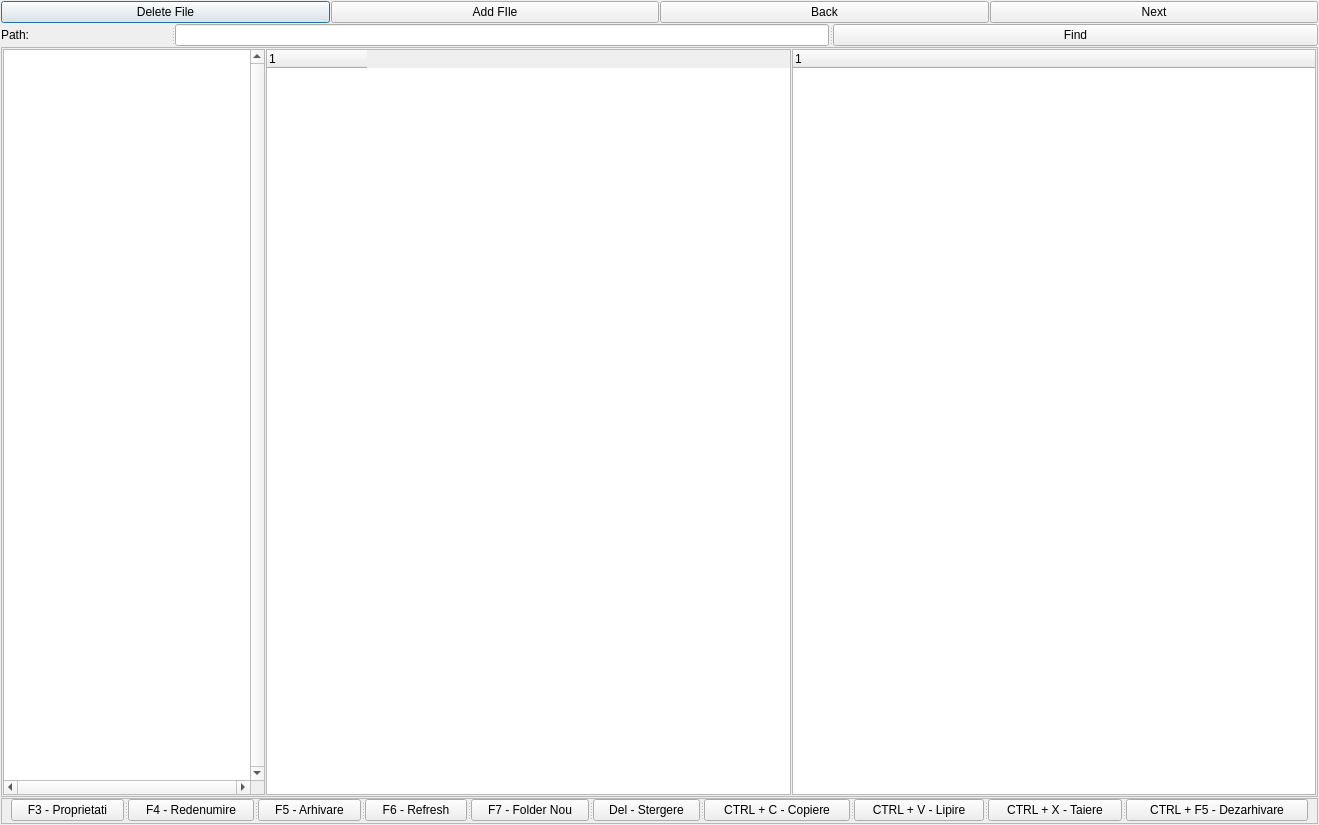
This is TotalCommander/Display.ui in dmn223/TotalCommander as Qt 5 draws it before an edit. The edited form follows.
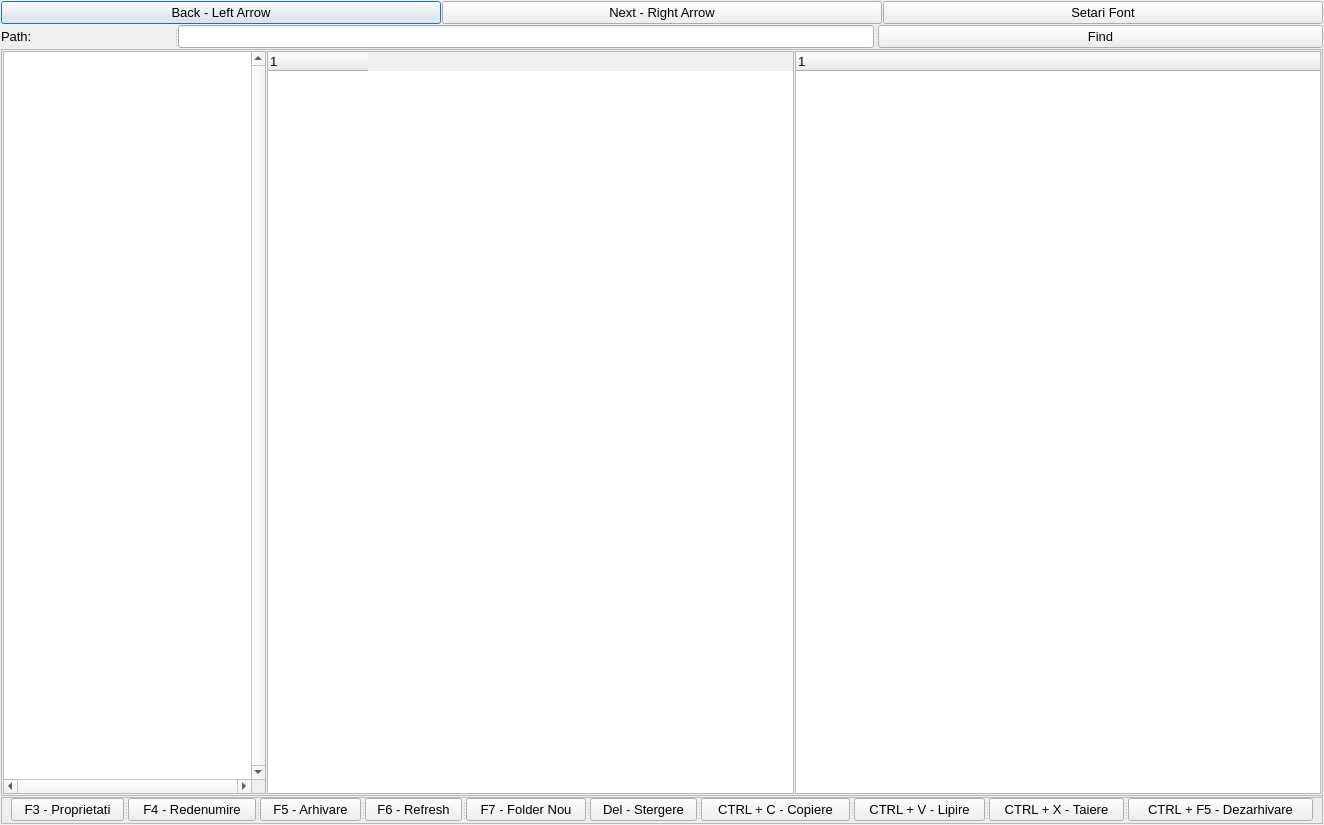
This is the edited form.

Commit message: setari font

Patch:
```diff
--- a/TotalCommander/Display.ui
+++ b/TotalCommander/Display.ui
@@ -6,7 +6,7 @@
    <rect>
     <x>0</x>
     <y>0</y>
-    <width>1319</width>
+    <width>1324</width>
     <height>825</height>
    </rect>
   </property>
@@ -31,31 +31,45 @@
    </property>
    <item>
     <layout class="QHBoxLayout" name="horizontalLayout">
-     <item>
-      <widget class="QPushButton" name="DelButton">
-       <property name="text">
-        <string>Delete File</string>
-       </property>
-      </widget>
-     </item>
-     <item>
-      <widget class="QPushButton" name="AddButton">
-       <property name="text">
-        <string>Add FIle</string>
-       </property>
-      </widget>
-     </item>
      <item>
       <widget class="QPushButton" name="BackButton">
+       <property name="font">
+        <font>
+         <family>Microsoft Sans Serif</family>
+         <pointsize>10</pointsize>
+         <bold>false</bold>
+        </font>
+       </property>
        <property name="text">
-        <string>Back</string>
+        <string>Back - Left Arrow</string>
        </property>
       </widget>
      </item>
      <item>
       <widget class="QPushButton" name="NextButton">
+       <property name="font">
+        <font>
+         <family>Microsoft Sans Serif</family>
+         <pointsize>10</pointsize>
+         <bold>false</bold>
+        </font>
+       </property>
        <property name="text">
-        <string>Next</string>
+        <string>Next - Right Arrow</string>
+       </property>
+      </widget>
+     </item>
+     <item>
+      <widget class="QPushButton" name="SettingsButton">
+       <property name="font">
+        <font>
+         <family>Microsoft Sans Serif</family>
+         <pointsize>10</pointsize>
+         <bold>false</bold>
+        </font>
+       </property>
+       <property name="text">
+        <string>Setari Font</string>
        </property>
       </widget>
      </item>
@@ -63,16 +77,45 @@
    </item>
    <item>
     <widget class="QSplitter" name="splitter">
+     <property name="font">
+      <font>
+       <family>Microsoft Sans Serif</family>
+       <pointsize>10</pointsize>
+       <bold>false</bold>
+      </font>
+     </property>
      <property name="orientation">
       <enum>Qt::Horizontal</enum>
      </property>
      <widget class="QLabel" name="label1">
+      <property name="font">
+       <font>
+        <family>Microsoft Sans Serif</family>
+        <pointsize>10</pointsize>
+        <bold>false</bold>
+       </font>
+      </property>
       <property name="text">
        <string>Path:</string>
       </property>
      </widget>
-     <widget class="QLineEdit" name="lineEdit"/>
+     <widget class="QLineEdit" name="lineEdit">
+      <property name="font">
+       <font>
+        <family>Microsoft Sans Serif</family>
+        <pointsize>10</pointsize>
+        <bold>false</bold>
+       </font>
+      </property>
+     </widget>
      <widget class="QPushButton" name="FindPathButton">
+      <property name="font">
+       <font>
+        <family>Microsoft Sans Serif</family>
+        <pointsize>10</pointsize>
+        <bold>false</bold>
+       </font>
+      </property>
       <property name="text">
        <string>Find</string>
       </property>
@@ -81,6 +124,13 @@
    </item>
    <item>
     <widget class="QFrame" name="frame_2">
+     <property name="font">
+      <font>
+       <family>Microsoft Sans Serif</family>
+       <pointsize>10</pointsize>
+       <bold>false</bold>
+      </font>
+     </property>
      <property name="frameShape">
       <enum>QFrame::StyledPanel</enum>
      </property>
@@ -105,6 +155,13 @@
       </property>
       <item>
        <widget class="QTreeView" name="PanelTree">
+        <property name="font">
+         <font>
+          <family>Microsoft Sans Serif</family>
+          <pointsize>10</pointsize>
+          <bold>false</bold>
+         </font>
+        </property>
         <property name="verticalScrollBarPolicy">
          <enum>Qt::ScrollBarAlwaysOn</enum>
         </property>
@@ -121,6 +178,13 @@
       </item>
       <item>
        <widget class="QTreeWidget" name="LeftTree">
+        <property name="font">
+         <font>
+          <family>Microsoft Sans Serif</family>
+          <pointsize>10</pointsize>
+          <bold>false</bold>
+         </font>
+        </property>
         <property name="animated">
          <bool>false</bool>
         </property>
@@ -136,6 +200,13 @@
       </item>
       <item>
        <widget class="QTreeWidget" name="RightTree">
+        <property name="font">
+         <font>
+          <family>Microsoft Sans Serif</family>
+          <pointsize>10</pointsize>
+          <bold>false</bold>
+         </font>
+        </property>
         <property name="lineWidth">
          <number>4</number>
         </property>
@@ -151,6 +222,13 @@
    </item>
    <item>
     <widget class="QFrame" name="frame">
+     <property name="font">
+      <font>
+       <family>Microsoft Sans Serif</family>
+       <pointsize>10</pointsize>
+       <bold>false</bold>
+      </font>
+     </property>
      <property name="frameShape">
       <enum>QFrame::StyledPanel</enum>
      </property>
@@ -169,55 +247,132 @@
       </property>
       <item>
        <widget class="QSplitter" name="splitter_2">
+        <property name="font">
+         <font>
+          <family>Microsoft Sans Serif</family>
+          <pointsize>10</pointsize>
+          <bold>false</bold>
+         </font>
+        </property>
         <property name="orientation">
          <enum>Qt::Horizontal</enum>
         </property>
         <widget class="QPushButton" name="pushButton">
+         <property name="font">
+          <font>
+           <family>Microsoft Sans Serif</family>
+           <pointsize>10</pointsize>
+           <bold>false</bold>
+          </font>
+         </property>
          <property name="text">
           <string>F3 - Proprietati</string>
          </property>
         </widget>
         <widget class="QPushButton" name="pushButton_2">
+         <property name="font">
+          <font>
+           <family>Microsoft Sans Serif</family>
+           <pointsize>10</pointsize>
+           <bold>false</bold>
+          </font>
+         </property>
          <property name="text">
           <string>F4 - Redenumire</string>
          </property>
         </widget>
         <widget class="QPushButton" name="pushButton_3">
+         <property name="font">
+          <font>
+           <family>Microsoft Sans Serif</family>
+           <pointsize>10</pointsize>
+           <bold>false</bold>
+          </font>
+         </property>
          <property name="text">
           <string>F5 - Arhivare</string>
          </property>
         </widget>
         <widget class="QPushButton" name="pushButton_4">
+         <property name="font">
+          <font>
+           <family>Microsoft Sans Serif</family>
+           <pointsize>10</pointsize>
+           <bold>false</bold>
+          </font>
+         </property>
          <property name="text">
           <string>F6 - Refresh</string>
          </property>
         </widget>
         <widget class="QPushButton" name="pushButton_5">
+         <property name="font">
+          <font>
+           <family>Microsoft Sans Serif</family>
+           <pointsize>10</pointsize>
+           <bold>false</bold>
+          </font>
+         </property>
          <property name="text">
           <string>F7 - Folder Nou</string>
          </property>
         </widget>
         <widget class="QPushButton" name="pushButton_6">
+         <property name="font">
+          <font>
+           <family>Microsoft Sans Serif</family>
+           <pointsize>10</pointsize>
+           <bold>false</bold>
+          </font>
+         </property>
          <property name="text">
           <string>Del - Stergere</string>
          </property>
         </widget>
         <widget class="QPushButton" name="pushButton_7">
+         <property name="font">
+          <font>
+           <family>Microsoft Sans Serif</family>
+           <pointsize>10</pointsize>
+           <bold>false</bold>
+          </font>
+         </property>
          <property name="text">
           <string>CTRL + C - Copiere</string>
          </property>
         </widget>
         <widget class="QPushButton" name="pushButton_8">
+         <property name="font">
+          <font>
+           <family>Microsoft Sans Serif</family>
+           <pointsize>10</pointsize>
+           <bold>false</bold>
+          </font>
+         </property>
          <property name="text">
           <string>CTRL + V - Lipire</string>
          </property>
         </widget>
         <widget class="QPushButton" name="pushButton_9">
+         <property name="font">
+          <font>
+           <family>Microsoft Sans Serif</family>
+           <pointsize>10</pointsize>
+           <bold>false</bold>
+          </font>
+         </property>
          <property name="text">
           <string>CTRL + X - Taiere</string>
          </property>
         </widget>
         <widget class="QPushButton" name="pushButton_10">
+         <property name="font">
+          <font>
+           <family>Microsoft Sans Serif</family>
+           <pointsize>10</pointsize>
+           <bold>false</bold>
+          </font>
+         </property>
          <property name="text">
           <string>CTRL + F5 - Dezarhivare</string>
          </property>
```
The commit also changes 1 other file.
